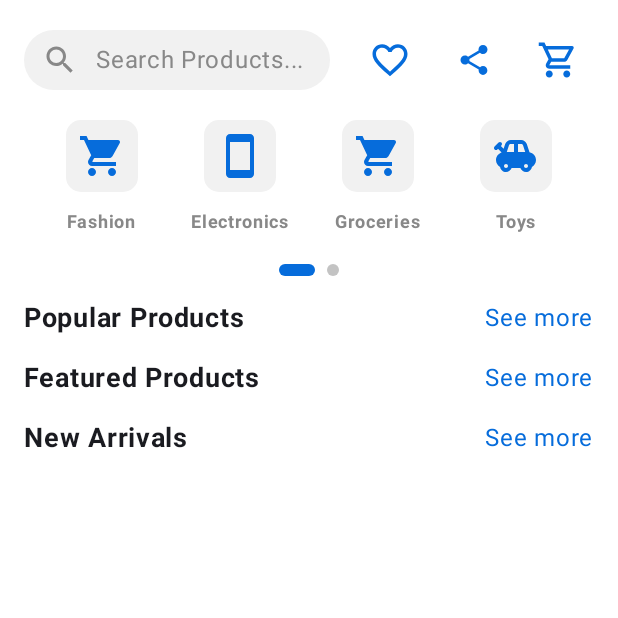
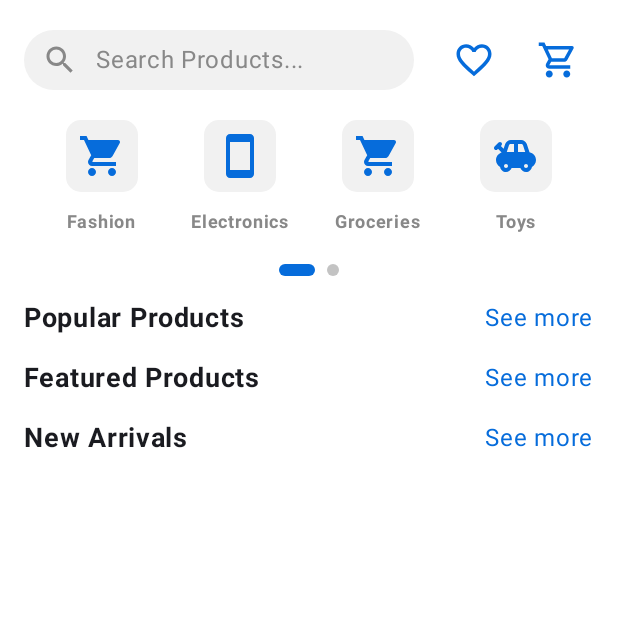
Before and after one commit to harith2001/MarketHub, an Android app built with Jetpack Compose: the HomeScreen screen opened through its navigation route, on a phone screen of 412 x 824 dp, the top half of it. Run offline under Robolectric (Android 15) with nearby library versions, the phone set to English and light mode, and no system bars; our stand-ins replace Dagger/Hilt's generated code, accompanist; network calls fail; 3 statements that could not run were skipped.

Commit message:
Update TopBarSection.kt

```diff
--- a/android/app/src/main/java/com/example/markethub/screens/home/TopBarSection.kt
+++ b/android/app/src/main/java/com/example/markethub/screens/home/TopBarSection.kt
@@ -127,13 +127,6 @@ fun TopBarSection(
                         Badge(count = favoriteItems.size, Modifier.align(Alignment.TopEnd))
                     }
                 }
-                IconButton(onClick = { /* Handle Share */ }) {
-                    Icon(
-                        imageVector = Icons.Default.Share,
-                        contentDescription = "Share",
-                        tint = Primary
-                    )
-                }
                 Box(modifier = Modifier) {
                     IconButton(onClick = { navController.navigate("Cart") }) {
                         Icon(
```
